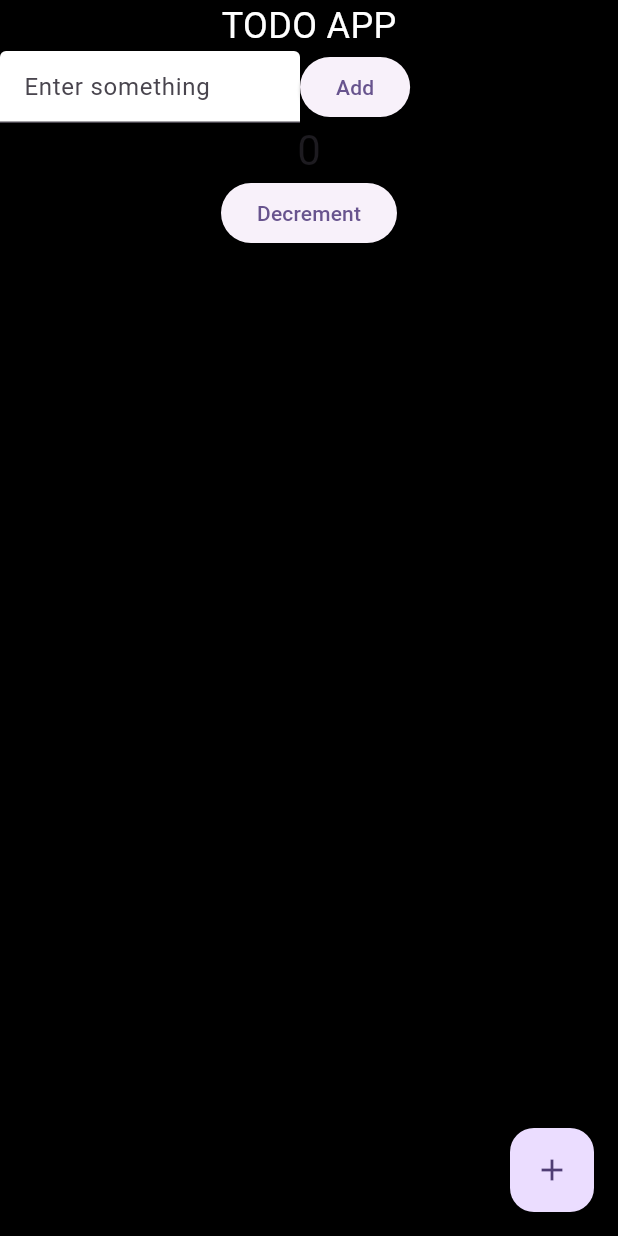
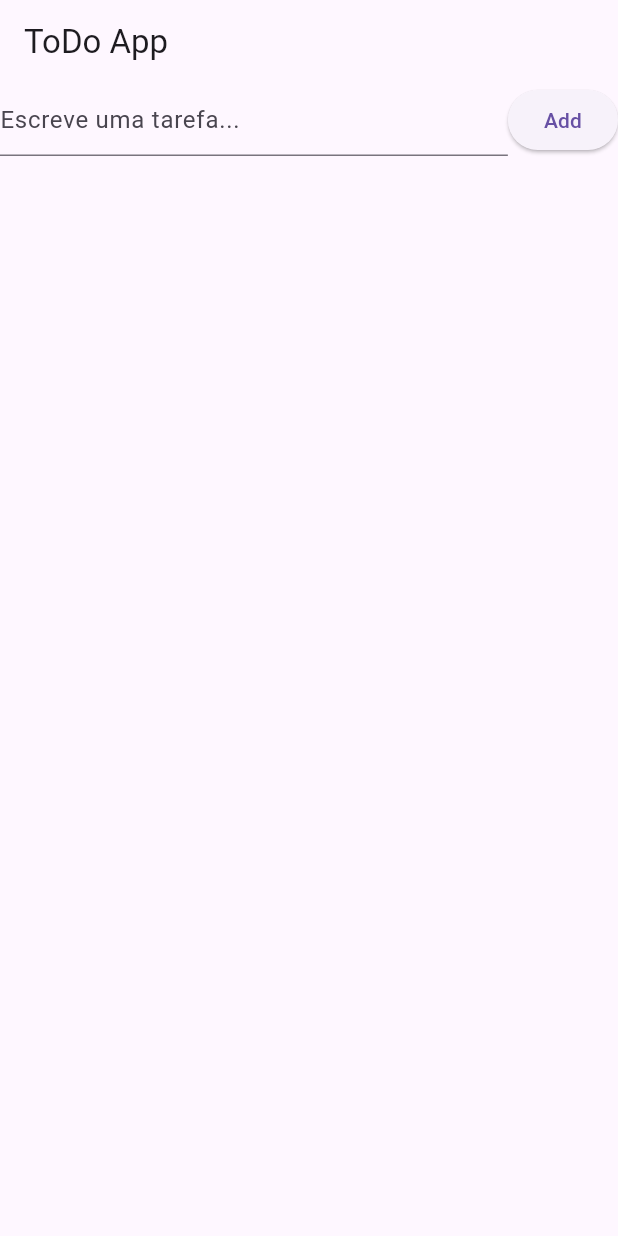
Before and after one commit to Tiago-Rocha/mobile_programming_classes, a Flutter app: the screen it shows after launch, after a tap on "Add", on a phone screen of 412 x 824 dp. Run offline on Flutter 3.47's test engine with Material 3 defaults, Android fonts, the phone set to English and light mode, and no system bars.

Commit message:
prepares 3 class
Here we'll be working with state management, dart primitives, listview,textfield, column and row wides

```diff
--- a/lib/main.dart
+++ b/lib/main.dart
@@ -1,94 +1,10 @@
 import 'package:flutter/material.dart';
+import 'package:todo_app/todo_v1.dart';
+import 'package:todo_app/todo_v2.dart';
+import 'package:todo_app/todo_v3.dart';
 
 void main() {
-  runApp(const MyApp());
+  // runApp(MaterialApp(debugShowCheckedModeBanner: false, home: TodoApp1()));
+  runApp(MaterialApp(debugShowCheckedModeBanner: false, home: TodoApp3()));
+  // runApp(MaterialApp(debugShowCheckedModeBanner: false, home: TodoApp3()));
 }
-
-class MyApp extends StatelessWidget {
-  const MyApp({super.key});
-
-  // This widget is the root of your application.
-  @override
-  Widget build(BuildContext context) {
-    return MaterialApp(
-      title: 'Flutter Demo',
-      theme: ThemeData(
-        colorScheme: ColorScheme.fromSeed(seedColor: Colors.deepPurple),
-      ),
-      home: const MyHomePage(title: 'Flutter Demo Home Page'),
-    );
-  }
-}
-
-class MyHomePage extends StatefulWidget {
-  const MyHomePage({super.key, required this.title});
-
-  final String title;
-
-  @override
-  State<MyHomePage> createState() => _MyHomePageState();
-}
-
-class _MyHomePageState extends State<MyHomePage> {
-  int _counter = 0;
-
-  void _incrementCounter() {
-    setState(() {
-      _counter++;
-    });
-  }
-
-  void _deIncrementCounter() {
-    setState(() {
-      _counter--;
-    });
-  }
-
-  @override
-  Widget build(BuildContext context) {
-    return Scaffold(
-      body: ColoredBox(
-        color: Colors.black,
-        child: Center(
-          child: Column(
-            mainAxisAlignment: MainAxisAlignment.start,
-            children: <Widget>[
-              Text(
-                'TODO APP',
-                style: TextStyle(color: Colors.white, fontSize: 24),
-              ),
-              Row(
-                children: [
-                  Container(
-                    width: 200,
-                    child: TextField(
-                      decoration: InputDecoration(
-                        hintText: 'Enter something',
-                        filled: true,
-                        fillColor: Colors.white,
-                      ),
-                    ),
-                  ),
-                  ElevatedButton(onPressed: () {}, child: Text('Add')),
-                ],
-              ),
-              Text(
-                '$_counter',
-                style: Theme.of(context).textTheme.headlineMedium,
-              ),
-              ElevatedButton(
-                onPressed: _deIncrementCounter,
-                child: const Text('Decrement'),
-              ),
-            ],
-          ),
-        ),
-      ),
-      floatingActionButton: FloatingActionButton(
-        onPressed: _incrementCounter,
-        tooltip: 'Increment',
-        child: const Icon(Icons.add),
-      ),
-    );
-  }
-}
--- /dev/null
+++ b/lib/todo_v3.dart
@@ -0,0 +1,53 @@
+import 'package:flutter/material.dart';
+
+class TodoApp3 extends StatefulWidget {
+  const TodoApp3({super.key});
+
+  @override
+  State<TodoApp3> createState() => _TodoAppState();
+}
+
+class _TodoAppState extends State<TodoApp3> {
+  final TextEditingController _controller = TextEditingController();
+  final List<String> _tasks = [];
+
+  void _addTask() {
+    setState(() {
+      _tasks.add(_controller.text);
+    });
+  }
+
+  @override
+  Widget build(BuildContext context) {
+    return Scaffold(
+      appBar: AppBar(title: Text("ToDo App")),
+      body: Column(
+        children: [
+          // Input + botão
+          Row(
+            children: [
+              Expanded(
+                child: TextField(
+                  controller: _controller,
+                  decoration: InputDecoration(
+                    hintText: "Escreve uma tarefa...",
+                  ),
+                ),
+              ),
+              ElevatedButton(onPressed: _addTask, child: Text("Add")),
+            ],
+          ),
+          // Lista dinâmica de tarefas
+          Expanded(
+            child: ListView.builder(
+              itemCount: _tasks.length,
+              itemBuilder: (context, index) {
+                return ListTile(title: Text(_tasks[index]));
+              },
+            ),
+          ),
+        ],
+      ),
+    );
+  }
+}
```
Also changed, not shown: lib/aula3.dart (added, +31 -0 lines), lib/todo_v1.dart (added, +38 -0 lines), lib/todo_v2.dart (added, +43 -0 lines), 1 other file.
